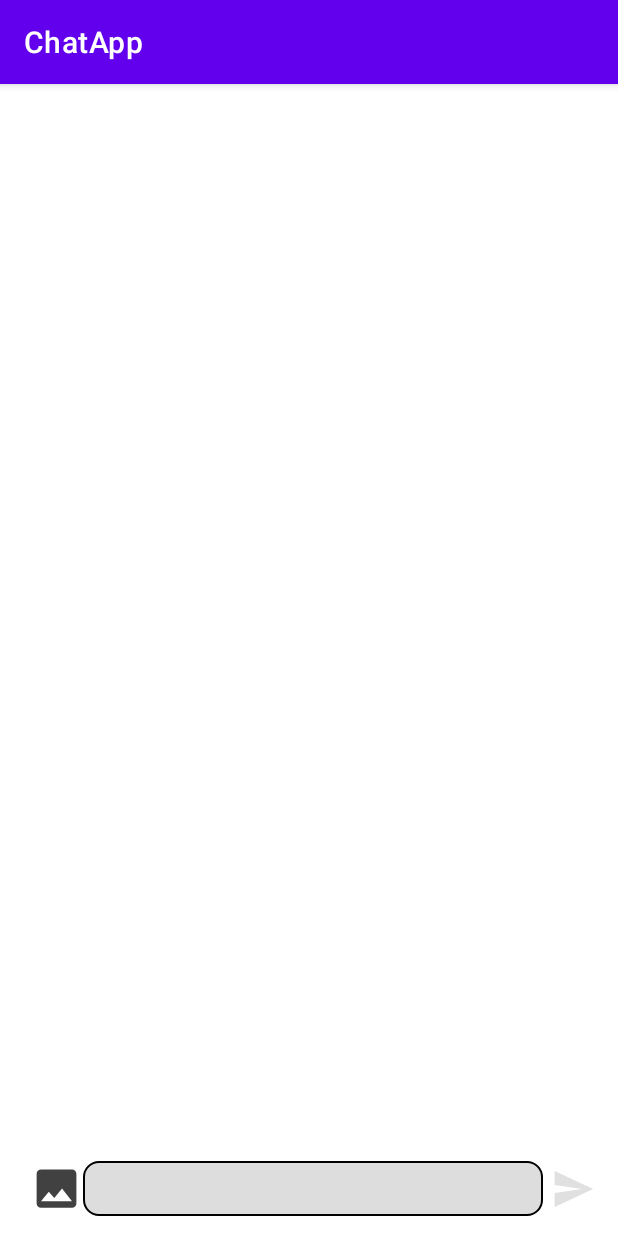
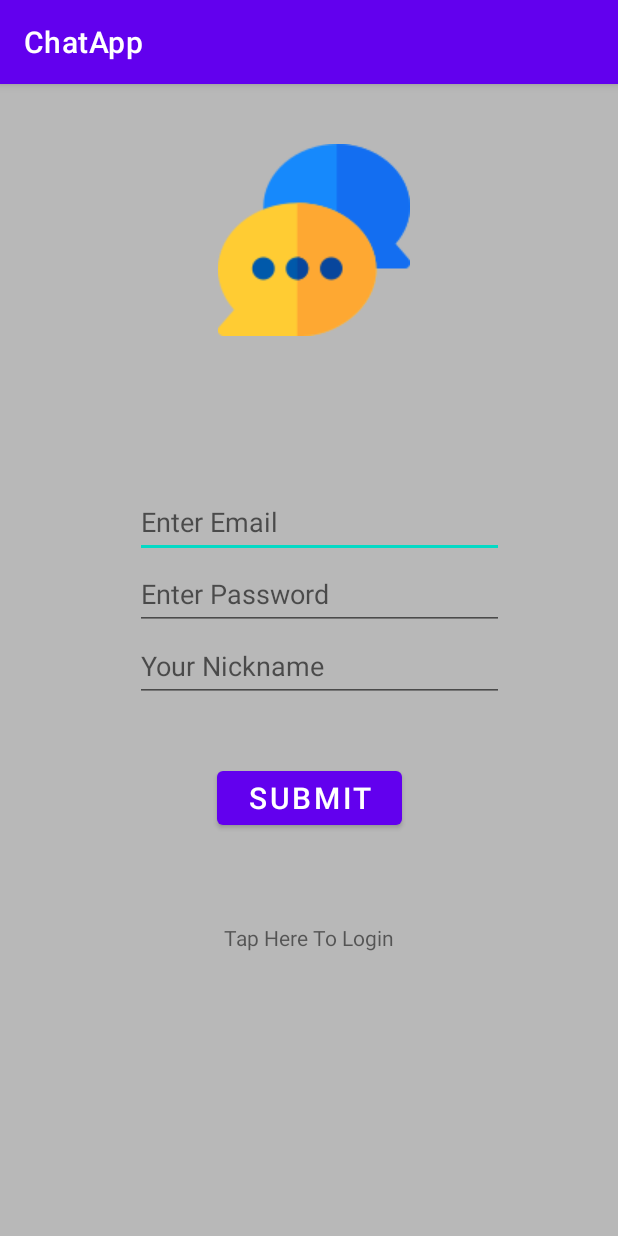
Before and after one commit to SkyLeeNeci/ChatApp, an Android app: the screen it shows after launch (MainActivity before the commit, SignInActivity after it), on a phone screen of 412 x 824 dp. Run offline under Robolectric (Android 15) with nearby library versions, the phone set to English and light mode, and no system bars; our stand-ins replace Firebase (no records; nobody signed in at launch, a user with empty details on screens opened directly).

Commit message:
Initial commit

```diff
--- a/app/build.gradle
+++ b/app/build.gradle
@@ -40,6 +40,7 @@ dependencies {
     implementation platform('com.google.firebase:firebase-bom:29.3.1')
     implementation 'com.google.firebase:firebase-database'
     implementation 'com.google.firebase:firebase-analytics'
+    implementation 'com.google.firebase:firebase-auth'
 
     implementation 'com.github.bumptech.glide:glide:4.13.2'
 
--- a/app/src/main/AndroidManifest.xml
+++ b/app/src/main/AndroidManifest.xml
@@ -11,6 +11,9 @@
         android:theme="@style/Theme.ChatApp">
         <activity
             android:name=".MainActivity"
+            android:exported="false" />
+        <activity
+            android:name=".SignInActivity"
             android:exported="true">
             <intent-filter>
                 <action android:name="android.intent.action.MAIN" />
--- /dev/null
+++ b/app/src/main/java/karpenko/diploma/chatapp/SignInActivity.java
@@ -0,0 +1,110 @@
+package karpenko.diploma.chatapp;
+
+import androidx.annotation.NonNull;
+import androidx.appcompat.app.AppCompatActivity;
+
+import android.content.Intent;
+import android.os.Bundle;
+import android.util.Log;
+import android.view.View;
+import android.widget.Button;
+import android.widget.EditText;
+import android.widget.TextView;
+import android.widget.Toast;
+
+import com.google.android.gms.tasks.OnCompleteListener;
+import com.google.android.gms.tasks.Task;
+import com.google.firebase.auth.AuthResult;
+import com.google.firebase.auth.FirebaseAuth;
+import com.google.firebase.auth.FirebaseUser;
+
+public class SignInActivity extends AppCompatActivity {
+
+    private FirebaseAuth mAuth;
+    private EditText userPasswordEditText;
+    private EditText userEmailEditText;
+    private EditText userNameEditText;
+    private TextView changeLoginSignIn;
+    private Button loginSignInButton;
+
+    private boolean loginModeActive;
+
+    public static final String TAG = "SignInActivity";
+
+
+    @Override
+    protected void onCreate(Bundle savedInstanceState) {
+        super.onCreate(savedInstanceState);
+        setContentView(R.layout.activity_sign_in);
+
+        userPasswordEditText = findViewById(R.id.passwordEditText);
+        userEmailEditText = findViewById(R.id.emailEditText);
+        userNameEditText = findViewById(R.id.nameEditText);
+        changeLoginSignIn = findViewById(R.id.tapToLoginSignIn);
+        loginSignInButton = findViewById(R.id.loginSignUpButton);
+
+        mAuth = FirebaseAuth.getInstance();
+
+        loginSignInButton.setOnClickListener(view -> {
+            loginSignUpUser(userEmailEditText.getText().toString().trim(),
+                    userPasswordEditText.getText().toString().trim());
+        });
+
+        changeLoginSignIn.setOnClickListener(view -> toggleLoginMode());
+
+    }
+
+    private void loginSignUpUser(String email, String password) {
+
+        if (loginModeActive){
+            mAuth.signInWithEmailAndPassword(email, password)
+                    .addOnCompleteListener(this, task -> {
+                        if (task.isSuccessful()) {
+                            // Sign in success, update UI with the signed-in user's information
+                            Log.d(TAG, "signInWithEmail:success");
+                            FirebaseUser user = mAuth.getCurrentUser();
+                            //updateUI(user);
+                            startActivity(new Intent(SignInActivity.this, MainActivity.class));
+                        } else {
+                            // If sign in fails, display a message to the user.
+                            Log.w(TAG, "signInWithEmail:failure", task.getException());
+                            Toast.makeText(SignInActivity.this, task.getException().getLocalizedMessage(),
+                                    Toast.LENGTH_SHORT).show();
+                            //updateUI(null);
+                        }
+                    });
+        }else {
+            mAuth.createUserWithEmailAndPassword(email, password)
+                    .addOnCompleteListener(this, task -> {
+                        if (task.isSuccessful()) {
+                            // Sign in success, update UI with the signed-in user's information
+                            Log.d(TAG, "createUserWithEmail:success");
+                            FirebaseUser user = mAuth.getCurrentUser();
+                            //updateUI(user);
+                            startActivity(new Intent(SignInActivity.this, MainActivity.class));
+                        } else {
+                            // If sign in fails, display a message to the user.
+                            Log.w(TAG, "createUserWithEmail:failure", task.getException());
+                            Toast.makeText(SignInActivity.this, task.getException().getLocalizedMessage(),
+                                    Toast.LENGTH_SHORT).show();
+                            //updateUI(null);
+                        }
+                    });
+        }
+    }
+
+    public void toggleLoginMode(){
+        if (loginModeActive){
+            loginModeActive = false;
+            loginSignInButton.setText("Sign up");
+            changeLoginSignIn.setText("Or login");
+            userNameEditText.setEnabled(true);
+        }else{
+            loginModeActive = true;
+            loginSignInButton.setText("Login");
+            changeLoginSignIn.setText("Or sign in");
+            userNameEditText.setEnabled(false);
+        }
+    }
+
+}
--- /dev/null
+++ b/app/src/main/res/layout/activity_sign_in.xml
@@ -0,0 +1,106 @@
+<?xml version="1.0" encoding="utf-8"?>
+<androidx.constraintlayout.widget.ConstraintLayout xmlns:android="http://schemas.android.com/apk/res/android"
+    xmlns:app="http://schemas.android.com/apk/res-auto"
+    xmlns:tools="http://schemas.android.com/tools"
+    android:layout_width="match_parent"
+    android:layout_height="match_parent"
+    android:background="#B8B8B8"
+    tools:context=".SignInActivity">
+
+    <ImageView
+        android:id="@+id/logo"
+        android:layout_width="wrap_content"
+        android:layout_height="wrap_content"
+        android:layout_marginTop="40dp"
+        android:layout_marginBottom="50dp"
+        app:layout_constraintBottom_toTopOf="@+id/emailEditText"
+        app:layout_constraintEnd_toEndOf="parent"
+        app:layout_constraintHorizontal_bias="0.512"
+        app:layout_constraintStart_toStartOf="parent"
+        app:layout_constraintTop_toTopOf="parent"
+        app:layout_constraintVertical_bias="1.0"
+        app:srcCompat="@drawable/chat" />
+
+    <EditText
+        android:id="@+id/emailEditText"
+        android:layout_width="246dp"
+        android:layout_height="wrap_content"
+        android:layout_marginStart="76dp"
+        android:layout_marginTop="50dp"
+        android:layout_marginEnd="76dp"
+        android:ems="10"
+        android:foregroundGravity="center_horizontal"
+        android:hint="Enter Email"
+        android:inputType="textEmailAddress"
+        android:minHeight="48dp"
+        android:padding="4dp"
+        app:layout_constraintBottom_toTopOf="@+id/passwordEditText"
+        app:layout_constraintEnd_toEndOf="parent"
+        app:layout_constraintHorizontal_bias="1.0"
+        app:layout_constraintStart_toStartOf="parent"
+        app:layout_constraintTop_toBottomOf="@+id/logo" />
+
+    <EditText
+        android:id="@+id/passwordEditText"
+        android:layout_width="246dp"
+        android:layout_height="wrap_content"
+        android:layout_marginStart="76dp"
+        android:layout_marginEnd="76dp"
+        android:ems="10"
+        android:gravity="center_vertical"
+        android:hint="Enter Password"
+        android:inputType="textPassword"
+        android:minHeight="48dp"
+        android:padding="4dp"
+        app:layout_constraintBottom_toTopOf="@+id/nameEditText"
+        app:layout_constraintEnd_toEndOf="parent"
+        app:layout_constraintHorizontal_bias="1.0"
+        app:layout_constraintStart_toStartOf="parent"
+        app:layout_constraintTop_toBottomOf="@+id/emailEditText" />
+
+    <EditText
+        android:id="@+id/nameEditText"
+        android:layout_width="246dp"
+        android:layout_height="wrap_content"
+        android:layout_marginStart="76dp"
+        android:layout_marginEnd="76dp"
+        android:ems="10"
+        android:foregroundGravity="center_horizontal"
+        android:hint="Your Nickname"
+        android:inputType="textPersonName|textCapWords"
+        android:minHeight="48dp"
+        android:padding="4dp"
+        android:visibility="visible"
+        app:layout_constraintBottom_toTopOf="@+id/loginSignUpButton"
+        app:layout_constraintEnd_toEndOf="parent"
+        app:layout_constraintHorizontal_bias="1.0"
+        app:layout_constraintStart_toStartOf="parent"
+        app:layout_constraintTop_toBottomOf="@+id/passwordEditText" />
+
+    <Button
+        android:id="@+id/loginSignUpButton"
+        android:layout_width="123dp"
+        android:layout_height="48dp"
+        android:layout_marginTop="40dp"
+        android:foregroundGravity="center_horizontal"
+        android:padding="4dp"
+        android:text="Submit"
+        android:textSize="20sp"
+        app:layout_constraintBottom_toTopOf="@+id/textView"
+        app:layout_constraintEnd_toEndOf="parent"
+        app:layout_constraintStart_toStartOf="parent"
+        app:layout_constraintTop_toBottomOf="@+id/nameEditText" />
+
+    <TextView
+        android:id="@+id/tapToLoginSignIn"
+        android:layout_width="wrap_content"
+        android:layout_height="wrap_content"
+        android:layout_marginTop="10dp"
+        android:layout_marginBottom="140dp"
+        android:clickable="true"
+        android:text="Tap Here To Login"
+        app:layout_constraintBottom_toBottomOf="parent"
+        app:layout_constraintEnd_toEndOf="parent"
+        app:layout_constraintStart_toStartOf="parent"
+        app:layout_constraintTop_toBottomOf="@+id/loginSignUpButton" />
+</androidx.constraintlayout.widget.ConstraintLayout>
```
Also changed, not shown: app/src/main/java/karpenko/diploma/chatapp/MainActivity.java (+26 -0 lines), app/src/main/res/menu/chat_menu.xml (added, +12 -0 lines), app/src/main/res/drawable-v24/chat.png (added).
